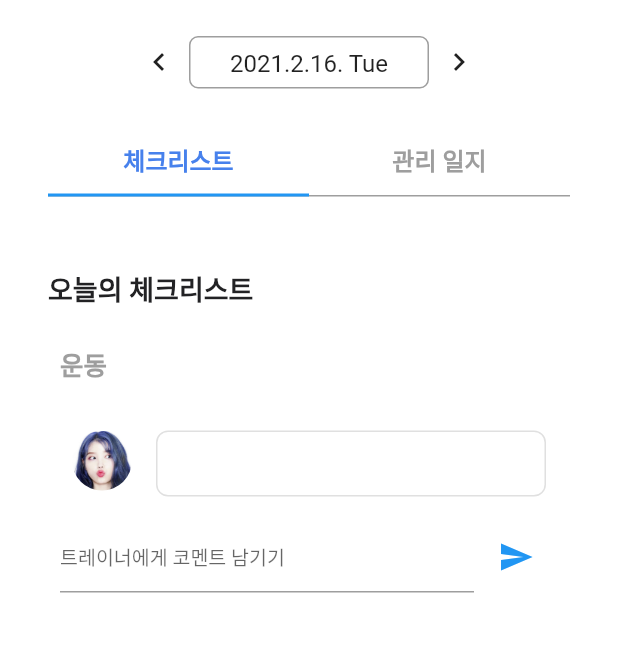
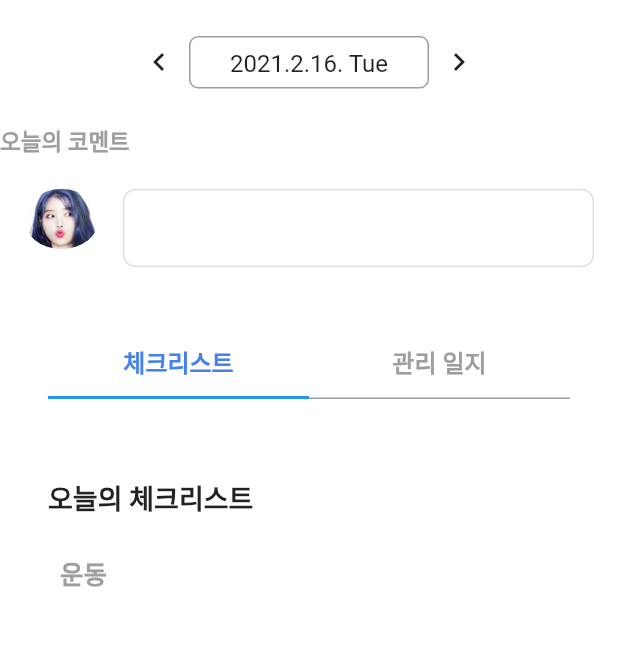
Before and after one commit to namhosung6023/flutter_fitwith_final, a Flutter app: the PremiumMemberPage screen opened directly, after a tap on the "chevron left" icon, on a phone screen of 412 x 824 dp, the part 60-712 px from its top. Run offline on Flutter 3.47's test engine with Material 2 defaults, Android fonts, the phone set to English and light mode, and no system bars; our stand-ins replace carousel_slider, dio, flutter_swiper, image_picker, jwt_decoder, percent_indicator and 2 more; missing offline and left inert: keyboard_visibility, mime_type, multi_charts; accounts and stored records are empty; network calls fail; Roboto replaces fonts that are missing (SpoqaHanSansNeo).

Commit message:
다이어리 작업완료 코멘트 배치 작업 미완료

```diff
--- a/lib/views/premium/page_premium_member.dart
+++ b/lib/views/premium/page_premium_member.dart
@@ -2,9 +2,13 @@ import 'package:fitwith/utils/utils_common.dart';
 import 'package:fitwith/utils/utils_widget.dart';
 import 'package:fitwith/views/premium/widgets/widget_member_checklist.dart';
 import 'package:fitwith/views/premium/widgets/widget_member_diary.dart';
+import 'package:fitwith/views/premium/widgets/widget_member_checklist.dart';
 import 'package:flutter/cupertino.dart';
 import 'package:flutter/material.dart';
 import 'package:table_calendar/table_calendar.dart';
+import 'package:dio/dio.dart';
+import 'package:jwt_decoder/jwt_decoder.dart';
+import 'package:shared_preferences/shared_preferences.dart';
 
 /// 프리미엄 - 회원 전용 페이지.
 class PremiumMemberPage extends StatefulWidget {
@@ -14,6 +18,9 @@ class PremiumMemberPage extends StatefulWidget {
 
 class _PremiumMemberPageState extends State<PremiumMemberPage> with SingleTickerProviderStateMixin {
 
+  String userId;
+  String trainerComment;
+
   /// 캘린더 컨트롤러.
   final _calendarCtrl = CalendarController();
   DateTime _selectedDay = DateTime.now();
@@ -21,11 +28,35 @@ class _PremiumMemberPageState extends State<PremiumMemberPage> with SingleTicker
 
   /// tab widget controller.
   TabController _tabCtrl;
+  void _getdata() async {
+    SharedPreferences prefs = await SharedPreferences.getInstance();
+    final token = prefs.getString('token');
+
+    Map<String, dynamic> decodedToken = JwtDecoder.decode(token);
+    userId = decodedToken['_id'];
+
+    Dio dio = new Dio();
+    dio.options.headers["accesstoken"] = "$token";
+    Response response =
+    await dio.get('http://10.0.2.2:3000/premium/checklist/user/$userId', queryParameters: {
+      "date": _selectedDay
+    });
+    setState(() {
+      if(response.data['checklist'].length > 0){
+        trainerComment = response.data['checklist'][0]['trainerComment'];
+      }else{
+        setState(() {
+          trainerComment = "";
+        });
+      }
+    });
+  }
 
   @override
   void initState() {
     this._tabCtrl = TabController(vsync: this, length: 2);
     super.initState();
+    _getdata();
   }
 
   @override
@@ -34,11 +65,23 @@ class _PremiumMemberPageState extends State<PremiumMemberPage> with SingleTicker
       backgroundColor: Colors.white,
       appBar: WidgetUtils.buildAppBar(trailing: _buildNotification()),
       body: Column(
+        crossAxisAlignment: CrossAxisAlignment.start,
+        padding: const EdgeInsets.only(left: 32.0, right: 32.0),
         children: [
           const SizedBox(height: 8.0),
           _buildDatePicker(),
           const SizedBox(height: 24.0),
-          //트레이너 코멘트 들어가는 자리
+          Text(
+            '오늘의 코멘트',
+            style: TextStyle(
+              color: Colors.grey,
+              fontSize: 15.0,
+              fontWeight: FontWeight.bold,
+            ),
+          ),
+          const SizedBox(height: 21.0),
+          _buildTrainerComment(),
+          const SizedBox(height: 40.0),
           Padding(
             padding: const EdgeInsets.only(left: 32.0, right: 32.0),
             child: _buildTabBar(),
@@ -54,6 +97,34 @@ class _PremiumMemberPageState extends State<PremiumMemberPage> with SingleTicker
           ),
         ],
       ),
+    );
+  }
+  Widget _buildTrainerComment() {
+    final profile = ClipOval(
+      child: Image.asset('assets/img_sample.png', fit: BoxFit.cover, width: 50.0, height: 40.0),
+    );
+
+    final message = Container(
+      padding: const EdgeInsets.fromLTRB(5.0, 16.0, 5.0, 16.0),
+      child: Text(
+        trainerComment ?? '',
+        style: TextStyle(fontSize: 12.0, height: 1.5),
+      ),
+      decoration: BoxDecoration(
+        border: Border.all(color: Colors.black12),
+        borderRadius: BorderRadius.circular(8.0),
+      ),
+    );
+
+    return Row(
+      crossAxisAlignment: CrossAxisAlignment.start,
+      children: [
+        const SizedBox(width: 16.0),
+        profile,
+        const SizedBox(width: 16.0),
+        Expanded(child: message),
+        const SizedBox(width: 16.0),
+      ],
     );
   }
 
--- a/lib/views/premium/widgets/widget_member_checklist.dart
+++ b/lib/views/premium/widgets/widget_member_checklist.dart
@@ -131,7 +131,7 @@ class _MemberChecklistState extends State<MemberChecklist> {
     return ListView(
       padding: const EdgeInsets.only(left: 32.0, right: 32.0),
       children: [
-        const SizedBox(height: 16.0),
+        const SizedBox(height: 20.0),
         const SizedBox(height: 32.0),
         Text(
           '오늘의 체크리스트',
@@ -156,20 +156,16 @@ class _MemberChecklistState extends State<MemberChecklist> {
         const SizedBox(height: 8.0),
         ...this._member.checklist.map((e) => _buildChecklistItem(e)).toList(),
         const SizedBox(height: 24.0),
-        _buildTrainerComment(),
-        const SizedBox(height: 8.0),
-        ...this._member.commentList.map((e) => _buildUserComment(e)).toList(),
-        const SizedBox(height: 8.0),
-        _buildTextComposer(),
         const SizedBox(height: CommonUtils.DEFAULT_PAGE_BOTTOM_PADDING),
       ],
     );
   }
 
+
   /// 회원의 메세지 위젯 빌드.
   Widget _buildTrainerComment() {
     final profile = ClipOval(
-      child: Image.asset('assets/img_sample.png', fit: BoxFit.cover, width: 40.0, height: 40.0),
+      child: Image.asset('assets/img_sample.png', fit: BoxFit.cover, width: 50.0, height: 40.0),
     );
 
     final message = Container(
```
Also changed, not shown: lib/views/premium/widgets/widget_member_diary.dart (+154 -101 lines).
